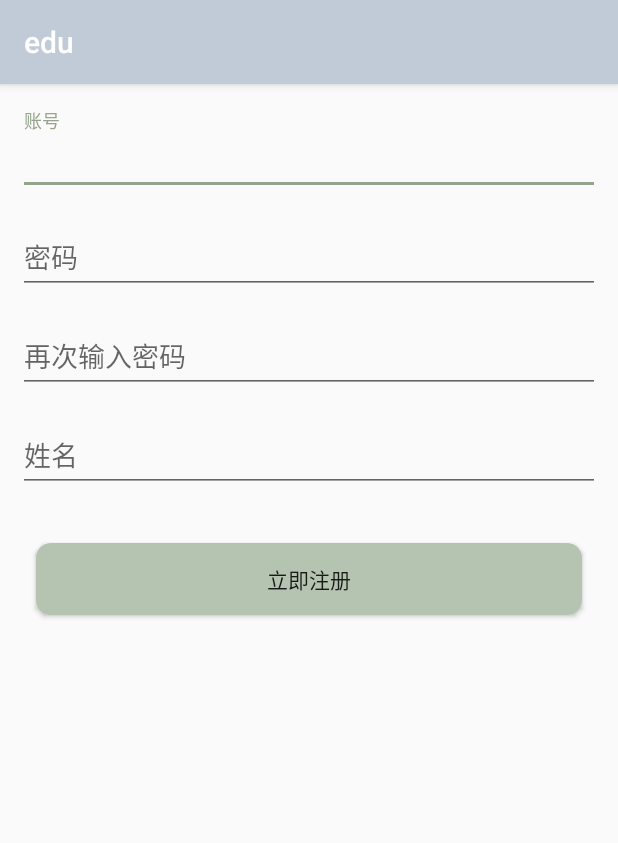
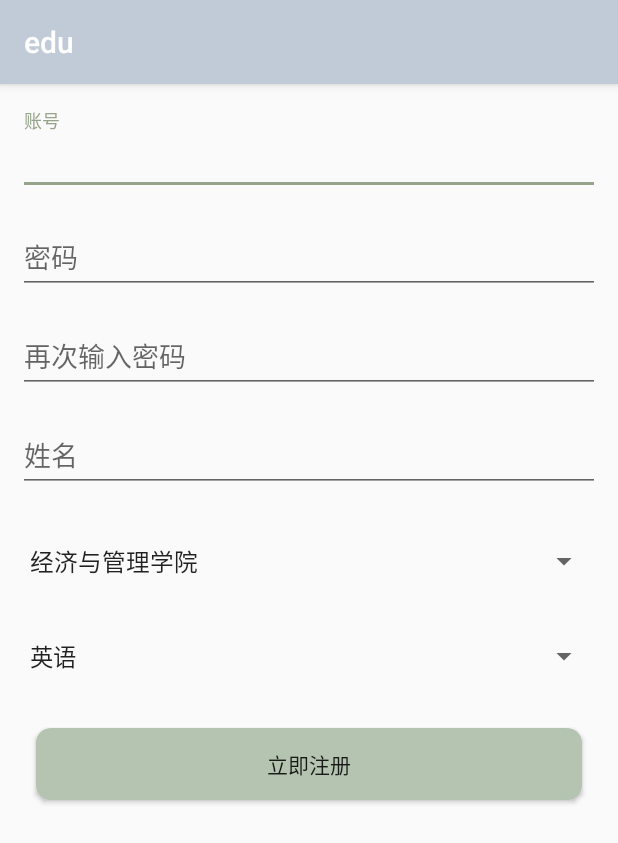
Before and after one commit to fzuiot2015/edu-android, an Android app: the StudentRegisterActivity screen opened directly, with no data from a screen before it, on a phone screen of 412 x 824 dp. Shown: the top 843 px of the screen. Run offline under Robolectric (Android 15) with nearby library versions, the phone set to English and light mode, and no system bars.

Commit message:
Merge branch 'master' of https://github.com/fzuiot2015/edu-android
# Conflicts:
#	app/src/main/java/fzu/edu/student/adapter/SyllabusAdapter.java

```diff
--- a/app/src/main/java/fzu/edu/student/StudentRegisterActivity.java
+++ b/app/src/main/java/fzu/edu/student/StudentRegisterActivity.java
@@ -5,9 +5,12 @@ import android.content.Intent;
 import android.os.Bundle;
 import android.support.v7.app.AppCompatActivity;
 import android.view.View;
+import android.widget.AdapterView;
+import android.widget.ArrayAdapter;
 import android.widget.AutoCompleteTextView;
 import android.widget.Button;
 import android.widget.EditText;
+import android.widget.Spinner;
 import android.widget.Toast;
 
 import com.google.gson.Gson;
@@ -35,12 +38,57 @@ public class StudentRegisterActivity extends AppCompatActivity {
     private EditText mPassword;
     private EditText mPasswordCheck;
     private EditText mName;
+    private static final String[] m = {"物理与信息工程学院", "计算机学院", "经济与管理学院", "外国语学院", "电气学院"};
+    private static final String[] m1 = {"物联网工程", "电子商务", "英语", "自动化", "智能云计算"};
+    private Spinner spinner;
+    private Spinner spinner1;
+    private ArrayAdapter<String> adapter;
+    private ArrayAdapter<String> adapter1;
+    private static int mApuIndex = -1;
+    private static int mApuIndex1 = -1;
 
     @Override
     protected void onCreate(Bundle savedInstanceState) {
         super.onCreate(savedInstanceState);
         setContentView(R.layout.activity_register_for_student);
+        spinner1 = findViewById(R.id.register_input_major);
 
+        spinner = findViewById(R.id.register_input_academy);
+        //将可选内容与ArrayAdapter连接起来
+        adapter = new ArrayAdapter<>(this, android.R.layout.simple_spinner_item, m);
+        adapter1 = new ArrayAdapter<>(this, android.R.layout.simple_spinner_item, m1);
+
+        //设置下拉列表的风格
+        adapter.setDropDownViewResource(android.R.layout.simple_spinner_dropdown_item);
+        adapter1.setDropDownViewResource(android.R.layout.simple_spinner_dropdown_item);
+
+        //将adapter 添加到spinner中
+        spinner1.setAdapter(adapter1);
+        spinner.setAdapter(adapter);
+        spinner.setSelection(2, true);
+        spinner1.setSelection(2, true);
+        abstract class SpinnerSelectedListener implements AdapterView.OnItemSelectedListener {
+
+            public void onItemSelected(AdapterView<?> arg0, View arg1, int arg2, long arg3) {
+                mApuIndex = arg2;
+            }
+
+            public void onNothingSelected(AdapterView<?> arg0) {
+
+            }
+        }
+        spinner.setOnItemSelectedListener(new SpinnerSelectedListener() {
+        });
+        spinner1.setOnItemSelectedListener(new SpinnerSelectedListener() {
+            @Override
+            public void onItemSelected(AdapterView<?> arg0, View arg1, int arg2, long arg3) {
+                super.onItemSelected(arg0, arg1, arg2, arg3);
+            }
+        });
+
+
+        //设置默认值
+        spinner.setVisibility(View.VISIBLE);
         mAccount = findViewById(R.id.register_input_account_student);
         mName = findViewById(R.id.register_input_name_student);
         mPassword = findViewById(R.id.register_input_password_student);
@@ -68,16 +116,16 @@ public class StudentRegisterActivity extends AppCompatActivity {
                 } else if (account.length() < 3 || account.length() > 12) {
                     mAccount.setError("输入账号长度应为[3-12]个字符！");
                     isValid = false;
-                } else  if(password.isEmpty()){
+                } else if (password.isEmpty()) {
                     mPassword.setError("输入密码不能为空！");
                     isValid = false;
-                }else if(password.length()<3||password.length()>12){
+                } else if (password.length() < 3 || password.length() > 12) {
                     mPassword.setError("输入密码长度应为[3-12]个字符！");
                     isValid = false;
-                }else if (name.isEmpty()) {
+                } else if (name.isEmpty()) {
                     mName.setError("输入姓名不能为空！");
                     isValid = false;
-                }else if(name.length()<2||name.length()>4){
+                } else if (name.length() < 2 || name.length() > 4) {
                     mName.setError("输入姓名长度应为[2-4]个字符！");
                     isValid = false;
                 }
--- a/app/src/main/res/layout/activity_register_for_student.xml
+++ b/app/src/main/res/layout/activity_register_for_student.xml
@@ -5,6 +5,7 @@
     android:layout_height="match_parent"
     android:orientation="vertical"
     tools:context=".student.StudentRegisterActivity">
+
 
     <android.support.design.widget.TextInputLayout
         android:layout_width="match_parent"
@@ -97,6 +98,30 @@
 
     </android.support.design.widget.TextInputLayout>
 
+
+        <Spinner
+            android:id="@+id/register_input_academy"
+            android:layout_marginTop="12dp"
+            android:layout_marginBottom="15dp"
+            android:layout_marginLeft="12dp"
+            android:layout_marginRight="12dp"
+            android:layout_width="match_parent"
+            android:popupBackground="@drawable/textview_border"
+            android:layout_height="48dp">
+
+        </Spinner>
+
+            <Spinner
+                android:id="@+id/register_input_major"
+                android:popupBackground="@drawable/textview_border"
+                android:layout_marginLeft="12dp"
+                android:layout_marginRight="12dp"
+                android:layout_width="match_parent"
+                android:layout_height="48dp">
+
+            </Spinner>
+
+
     <Button
         android:id="@+id/register_button_student"
         android:layout_width="match_parent"
```
